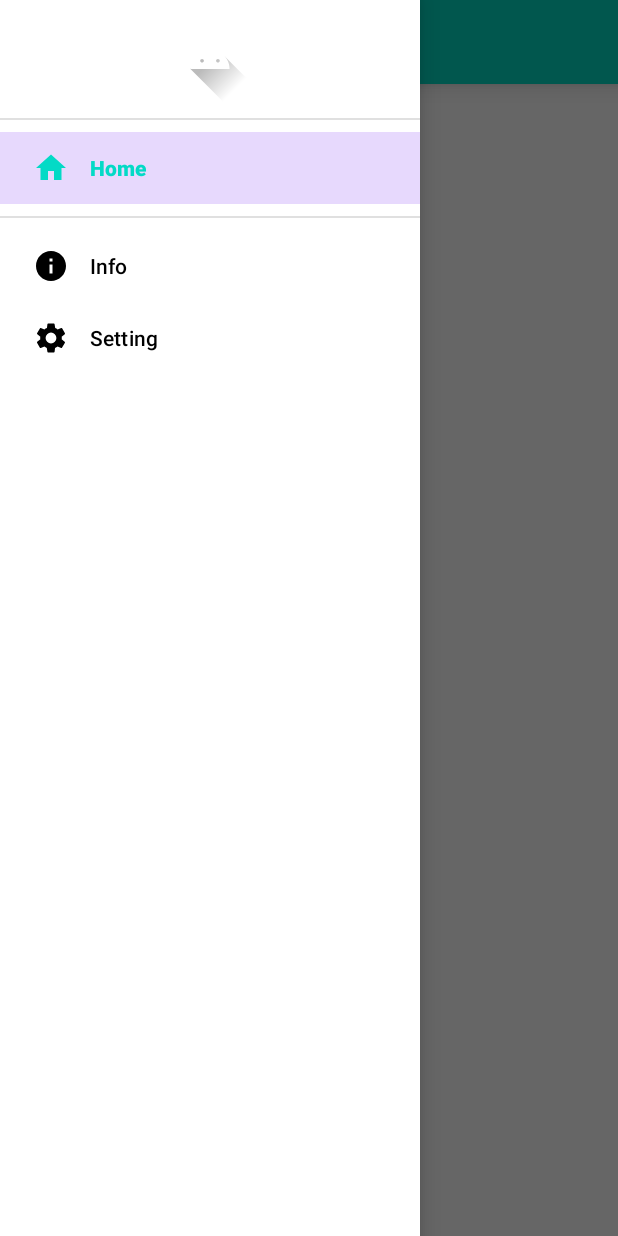
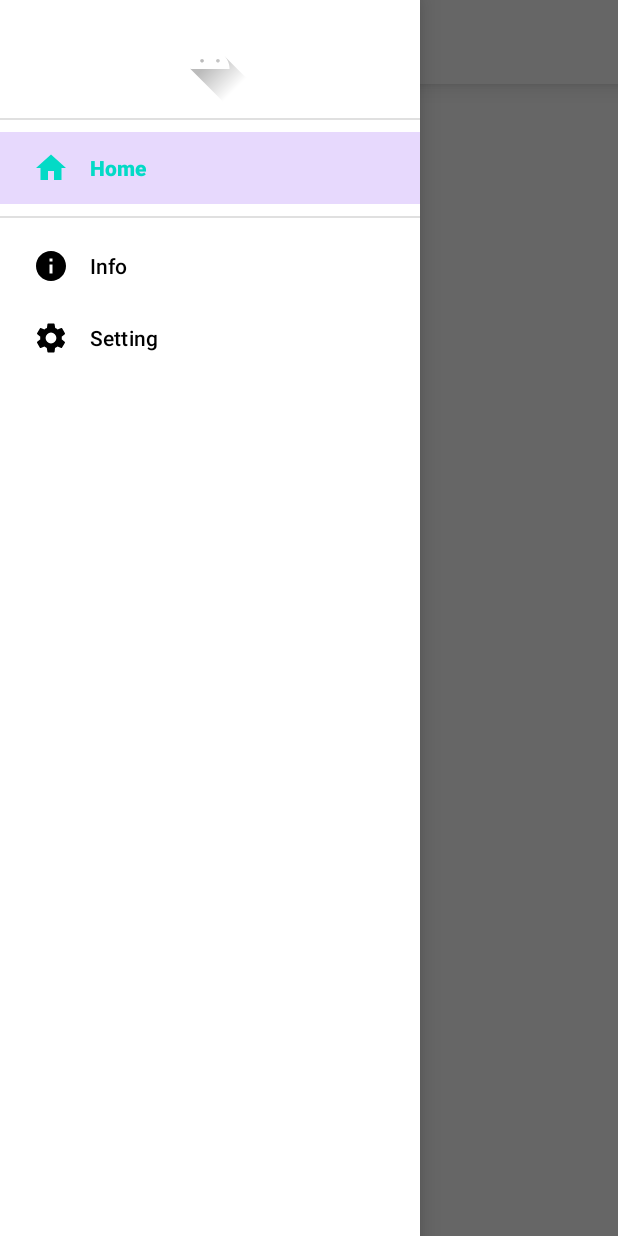
Before and after one commit to Anliban/hippho, an Android app: the screen it shows after launch (MainActivity), with the side drawer open, on a phone screen of 412 x 824 dp. Run offline under Robolectric (Android 15) with nearby library versions, the light colour scheme and no system bars; our stand-ins replace Dagger/Hilt's generated code, Timber, data binding, navigation-ui; libraries missing offline, so code that uses them is left out: com.gun0912.tedpermission, dev.chrisbanes.insetter, org.opencv.android, org.opencv.core, org.opencv.imgproc; 3 statements that could not run were skipped.

Commit message:
Toolbar style 수정

```diff
--- a/app/src/main/res/layout/activity_main.xml
+++ b/app/src/main/res/layout/activity_main.xml
@@ -23,7 +23,7 @@
 
             <com.google.android.material.appbar.MaterialToolbar
                 android:id="@+id/toolbar"
-                style="@style/Widget.MaterialComponents.Toolbar.Primary"
+                style="@style/Widget.MaterialComponents.Toolbar.Surface"
                 android:layout_width="@dimen/match_constraint"
                 android:layout_height="?actionBarSize"
                 android:elevation="8dp"
```
